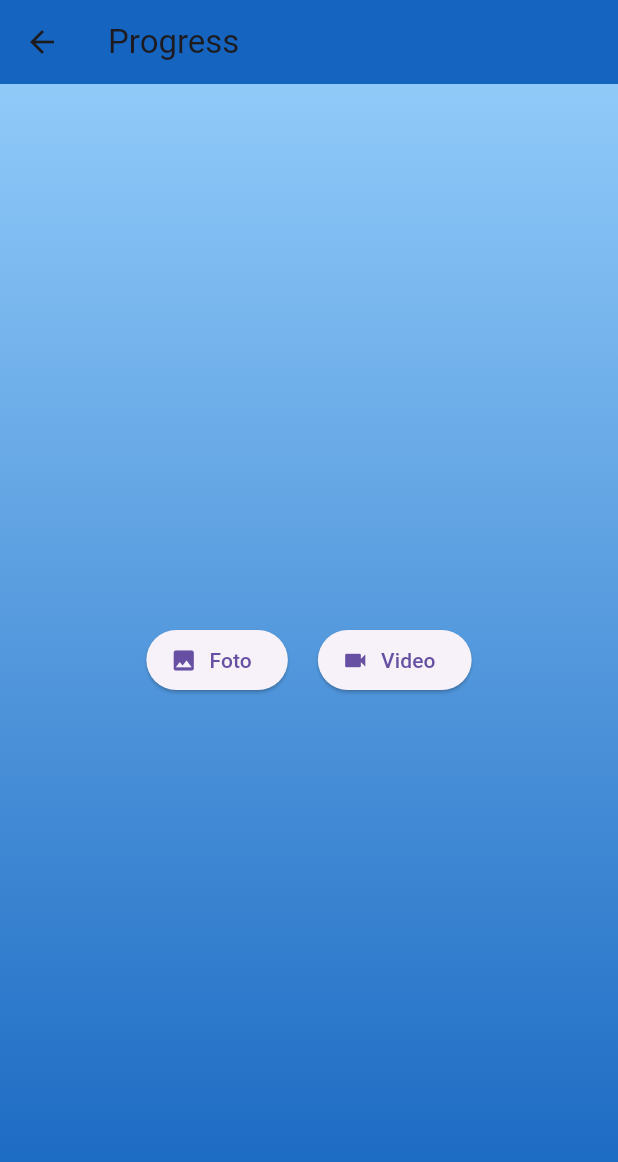
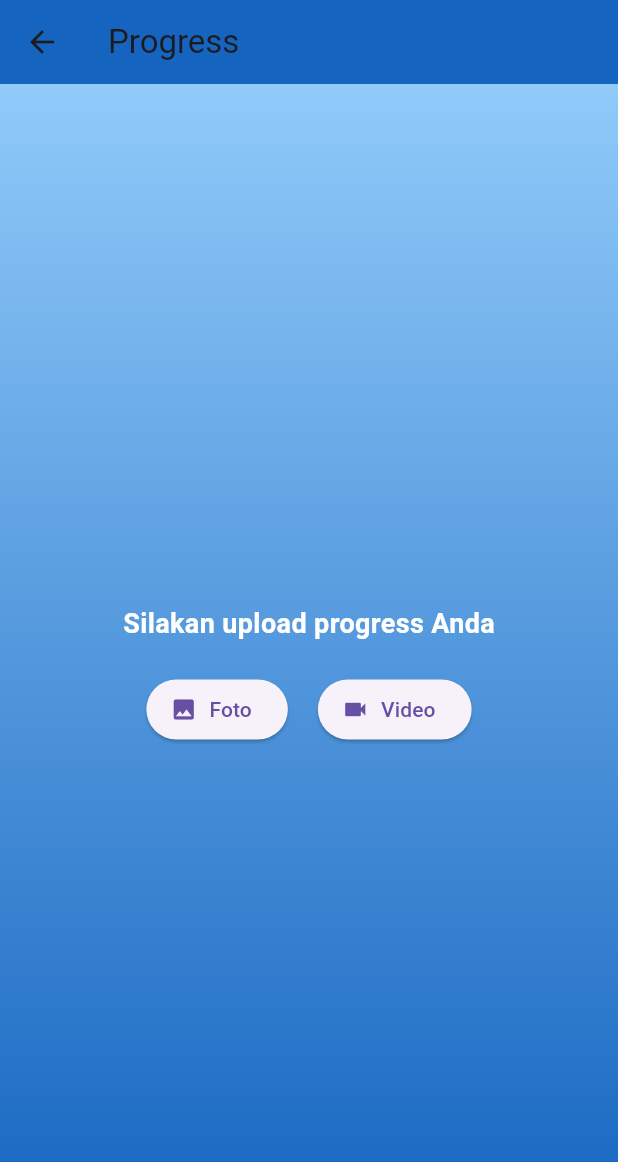
Before and after one commit to GILANG140703/GYM_Body_Building, a Flutter app: the ProgressView screen opened by its route, on a phone screen of 412 x 824 dp. Shown: the top 1162 px of the screen. Run offline on Flutter 3.47's test engine with Material 3 defaults, Android fonts, the phone set to English and light mode, and no system bars; our stand-ins replace audioplayers, cloud_firestore, connectivity_plus, firebase_auth, firebase_core, firebase_messaging and 12 more; accounts and stored records are empty; network calls fail.

Commit message:
push final uap

```diff
--- a/lib/app/modules/progress/views/progress_view.dart
+++ b/lib/app/modules/progress/views/progress_view.dart
@@ -22,7 +22,22 @@ class ProgressView extends StatelessWidget {
           ),
         ),
         child: Center(
-          child: Row(
+          child: Column(
+            mainAxisAlignment: MainAxisAlignment.center,
+            children: [
+              // Add a Text widget above the buttons
+              Padding(
+                padding: const EdgeInsets.all(20.0),
+                child: Text(
+                  'Silakan upload progress Anda',
+                  style: TextStyle(
+                    fontSize: 18,
+                    fontWeight: FontWeight.bold,
+                    color: Colors.white,
+                  ),
+                ),
+              ),
+              Row(
                 mainAxisAlignment: MainAxisAlignment.center,
                 children: [
                   ElevatedButton.icon(
@@ -39,6 +54,8 @@ class ProgressView extends StatelessWidget {
                     onPressed: () {
                       Get.to(() => VideoPage());
                     },
+                  ),
+                ],
               ),
             ],
           ),
--- a/pubspec.yaml
+++ b/pubspec.yaml
@@ -95,6 +95,11 @@ flutter:
     - assets/Sign.png
     - assets/default_profile.png
     - assets/Nosifer-Regular.ttf
+    - assets/pump_biceps.png
+    - assets/kantor.png
+    - assets/kesalahan_triceps.png
+    - assets/membangun_otot.png
+    - assets/suplemen_protein.png
   #   - images/a_dot_ham.jpeg
 
   # An image asset can refer to one or more resolution-specific "variants", see
```
Also changed, not shown: lib/app/modules/latihan/views/latihan_view.dart (+9 -4 lines), lib/app/modules/location/views/location_view.dart (+15 -0 lines), lib/app/modules/meals/views/meals_view.dart (+22 -1 lines), lib/app/modules/podcast/views/podcast_view.dart (+9 -7 lines), assets/kantor.png (added), assets/kesalahan_triceps.png (added), assets/membangun_otot.png (added), assets/pump_biceps.png (added), assets/suplemen_protein.png (added), 1 other file. Lines whose indentation alone changed are shown as unchanged.
